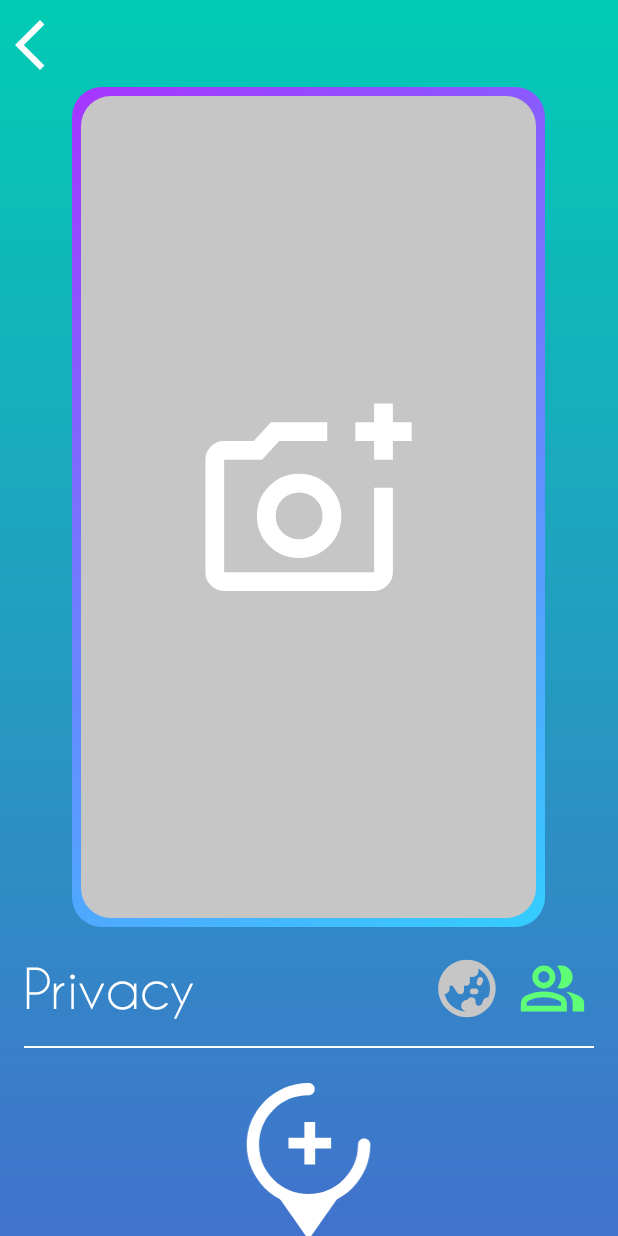
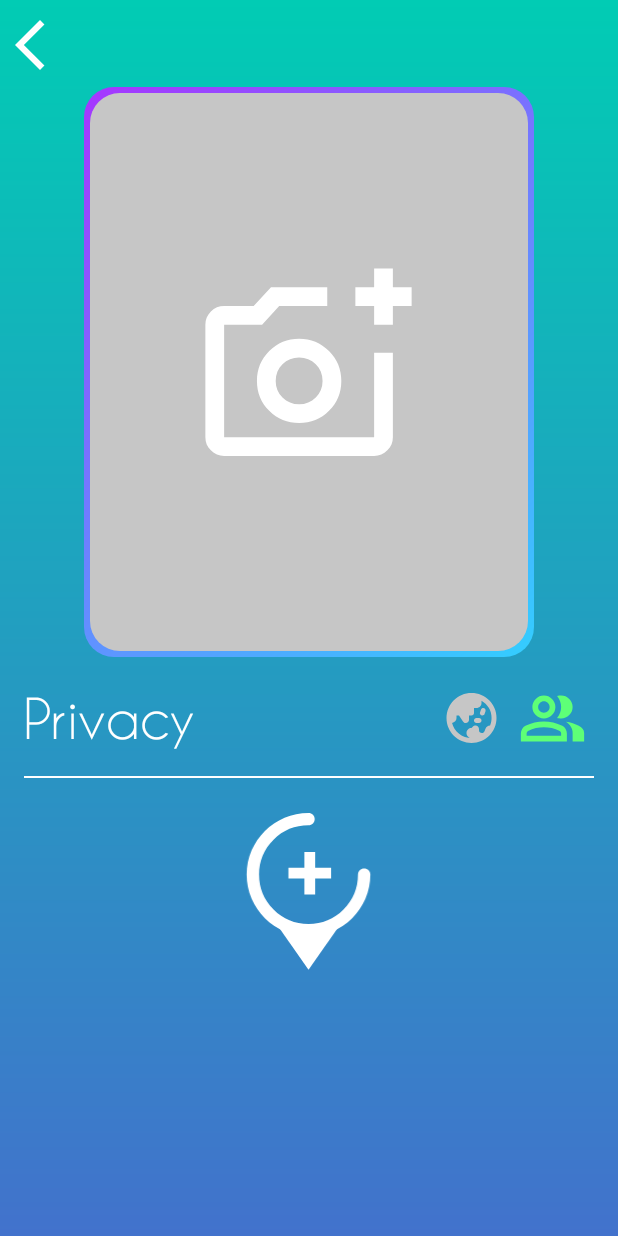
Before and after one commit to karcerr/NotZenly2, an Android app: the layout geo_story_creation.xml on its own in the app's theme, with its tools: preview values and no code run, on a phone screen of 412 x 824 dp. Run offline under Robolectric (Android 15) with nearby library versions, the phone set to English and light mode, and no system bars.

Commit message:
fix geo story

```diff
--- a/app/src/main/res/layout/geo_story_creation.xml
+++ b/app/src/main/res/layout/geo_story_creation.xml
@@ -25,8 +25,8 @@
                     android:contentDescription="@string/go_back_button"/>
         </LinearLayout>
         <FrameLayout
-                android:layout_width="315dp"
-                android:layout_height="560dp"
+                android:layout_width="300dp"
+                android:layout_height="380dp"
                 android:layout_margin="8dp"
                 android:layout_gravity="center"
                 android:background="?attr/selectableItemBackground"
@@ -38,7 +38,7 @@
                     android:id="@+id/geo_story_preview"
                     android:layout_width="match_parent"
                     android:layout_height="match_parent"
-                    android:padding="6dp"
+                    android:padding="4dp"
                     android:background="@drawable/geo_story_gradient"
                     android:src="@drawable/photo_bg"
                     android:contentDescription="@string/photo_preview"
@@ -102,8 +102,8 @@
 
             <ImageButton
                     android:id="@+id/global_privacy"
-                    android:layout_width="46dp"
-                    android:layout_height="46dp"
+                    android:layout_width="40dp"
+                    android:layout_height="40dp"
                     android:src="@drawable/planet"
                     android:background="@color/transparent"
                     android:layout_marginEnd="5dp"
```
